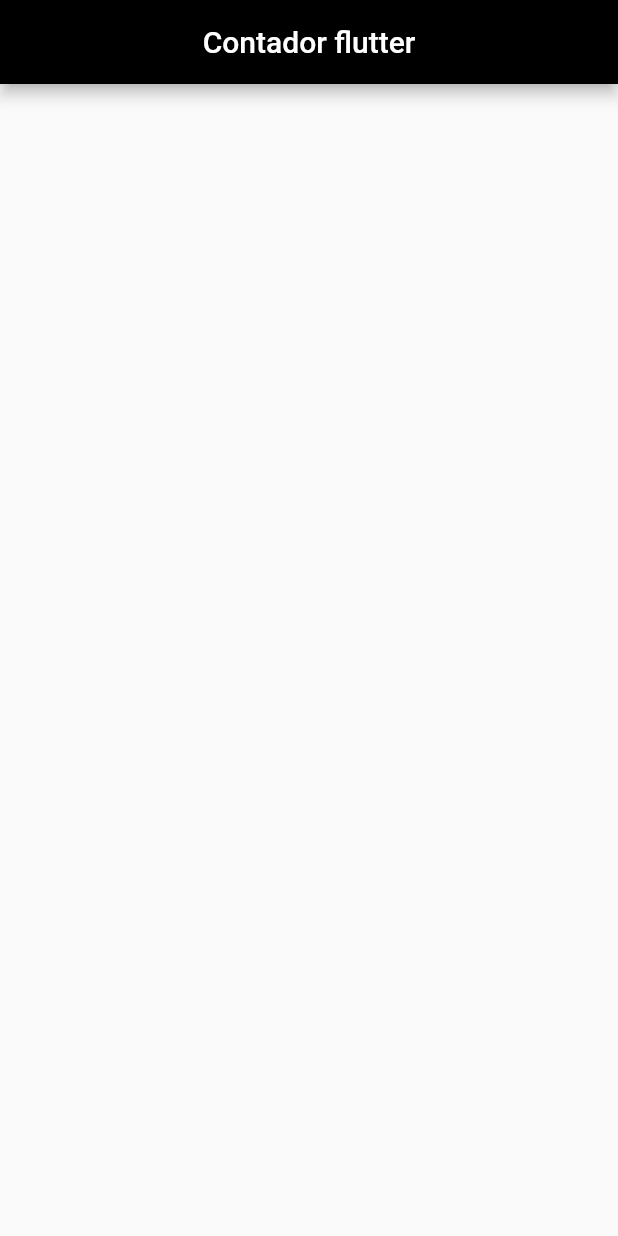
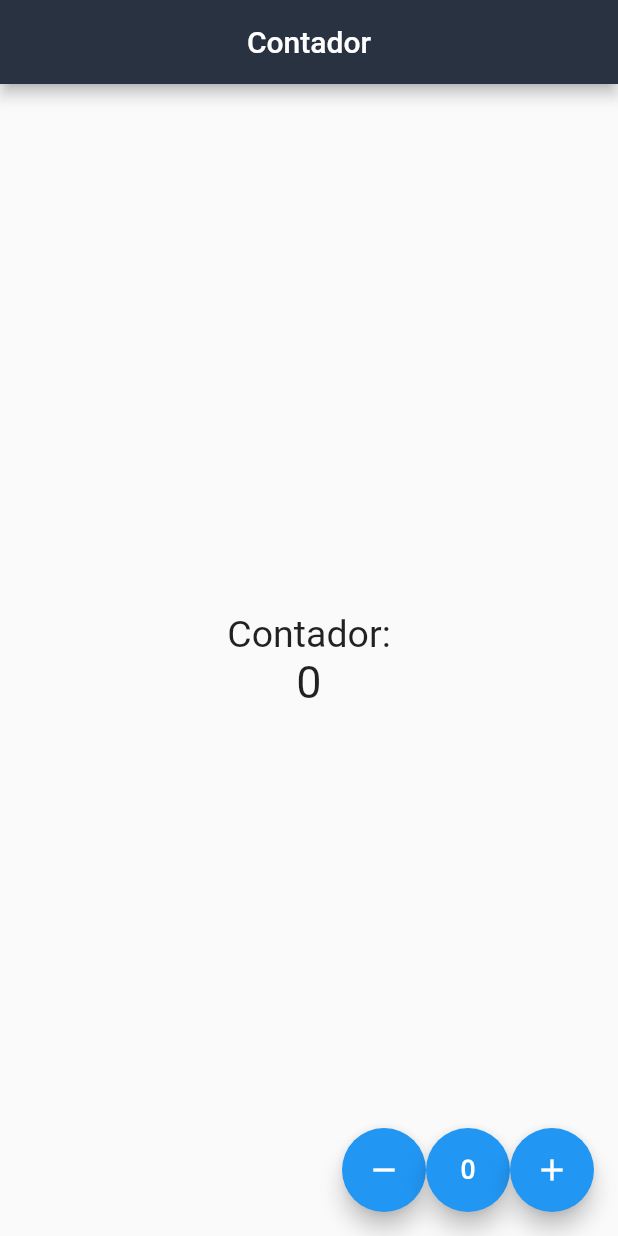
Before and after one commit to erikpz/flutter_contador, a Flutter app: the screen it shows after launch, on a phone screen of 412 x 824 dp. Run offline on Flutter 3.47's test engine with Material 2 defaults, Android fonts, the phone set to English and light mode, and no system bars.

Commit message:
Contador page.

```diff
--- /dev/null
+++ b/lib/app.dart
@@ -0,0 +1,12 @@
+import 'package:flutter/material.dart';
+import 'package:flutter_contador/pages/contador_page.dart';
+
+class App extends StatelessWidget {
+  @override
+  Widget build(BuildContext context) {
+    return MaterialApp(
+        debugShowCheckedModeBanner: false,
+        title: 'Flutter app',
+        home: ContadorPage());
+  }
+}
--- a/lib/main.dart
+++ b/lib/main.dart
@@ -1,21 +1,7 @@
 import 'package:flutter/material.dart';
+
+import 'app.dart';
 
 void main() {
   runApp(App());
 }
-
-class App extends StatelessWidget {
-  @override
-  Widget build(BuildContext context) {
-    return MaterialApp(
-        debugShowCheckedModeBanner: false,
-        home: Scaffold(
-          appBar: AppBar(
-            title: Center(
-              child: Text('Contador flutter'),
-            ),
-            backgroundColor: Color.fromRGBO(0, 0, 0, 1),
-          ),
-        ));
-  }
-}
--- /dev/null
+++ b/lib/pages/contador_page.dart
@@ -0,0 +1,60 @@
+import 'package:flutter/material.dart';
+
+class ContadorPage extends StatefulWidget {
+  @override
+  State<StatefulWidget> createState() {
+    return _ContadorPageState();
+  }
+}
+
+class _ContadorPageState extends State<ContadorPage> {
+  int counter = 0;
+  @override
+  Widget build(BuildContext context) {
+    return Scaffold(
+        appBar: AppBar(
+          backgroundColor: Color.fromRGBO(41, 50, 65, 1),
+          title: Center(
+            child: Text('Contador'),
+          ),
+        ),
+        body: Center(
+          child: Column(
+            mainAxisAlignment: MainAxisAlignment.center,
+            children: <Widget>[
+              Text('Contador:', style: TextStyle(fontSize: 25.0)),
+              Text('$counter', style: TextStyle(fontSize: 30.0))
+            ],
+          ),
+        ),
+        floatingActionButton: Row(
+          mainAxisAlignment: MainAxisAlignment.end,
+          children: <Widget>[
+            FloatingActionButton(
+              child: Icon(Icons.remove),
+              onPressed: () {
+                setState(() {
+                  counter++;
+                });
+              },
+            ),
+            FloatingActionButton(
+              child: Icon(Icons.exposure_zero),
+              onPressed: () {
+                setState(() {
+                  counter--;
+                });
+              },
+            ),
+            FloatingActionButton(
+              child: Icon(Icons.add),
+              onPressed: () {
+                setState(() {
+                  counter = 0;
+                });
+              },
+            ),
+          ],
+        ));
+  }
+}
```
